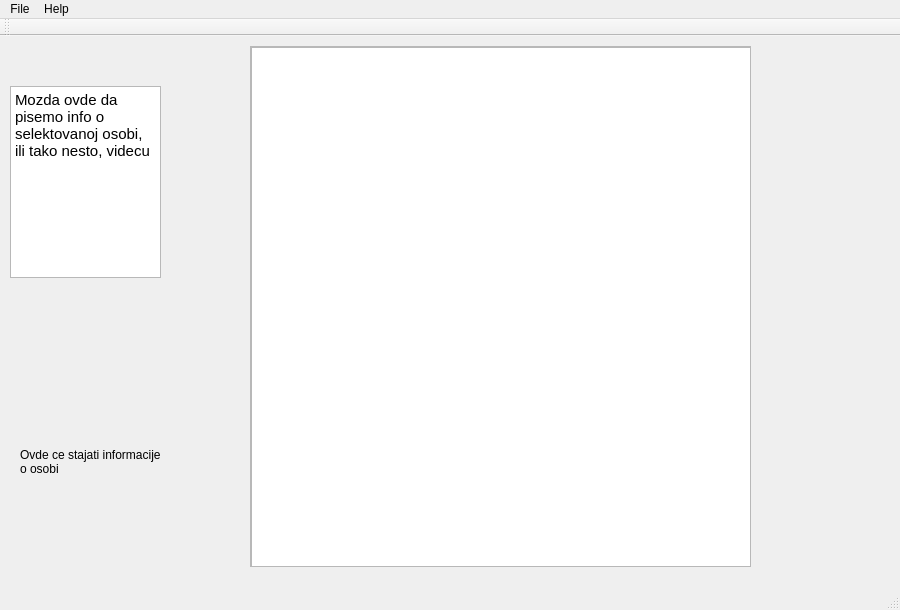
Qt form ProjectAlmond/glavniprozor.ui (bozidarrr/RS15-14) before a commit.
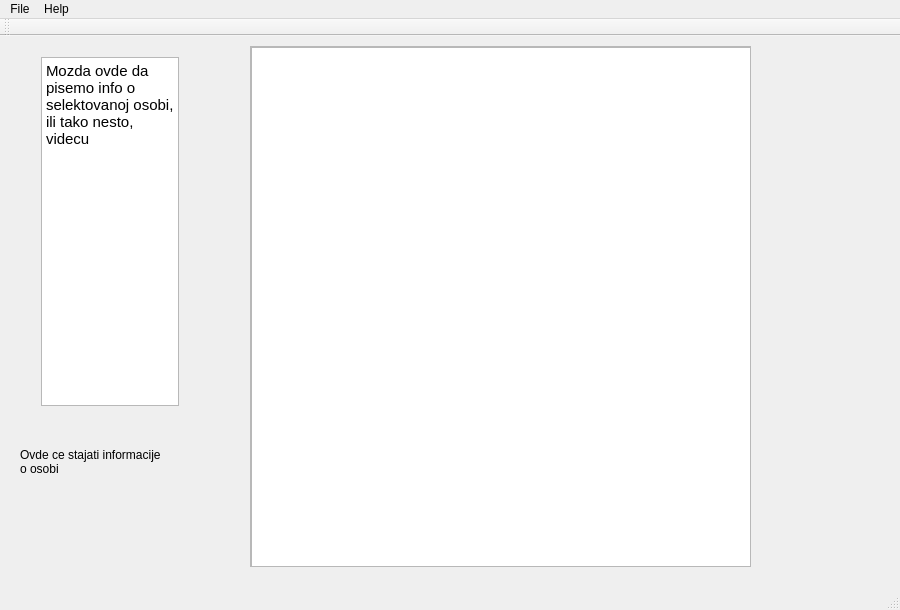
The same form after that commit.

```diff
--- a/ProjectAlmond/glavniprozor.ui
+++ b/ProjectAlmond/glavniprozor.ui
@@ -30,23 +30,6 @@
      <bool>true</bool>
     </property>
    </widget>
-   <widget class="QTextBrowser" name="osobaInfo">
-    <property name="geometry">
-     <rect>
-      <x>10</x>
-      <y>50</y>
-      <width>151</width>
-      <height>192</height>
-     </rect>
-    </property>
-    <property name="html">
-     <string>&lt;!DOCTYPE HTML PUBLIC &quot;-//W3C//DTD HTML 4.0//EN&quot; &quot;http://www.w3.org/TR/REC-html40/strict.dtd&quot;&gt;
-&lt;html&gt;&lt;head&gt;&lt;meta name=&quot;qrichtext&quot; content=&quot;1&quot; /&gt;&lt;style type=&quot;text/css&quot;&gt;
-p, li { white-space: pre-wrap; }
-&lt;/style&gt;&lt;/head&gt;&lt;body style=&quot; font-family:'Ubuntu'; font-size:11pt; font-weight:400; font-style:normal;&quot;&gt;
-&lt;p style=&quot; margin-top:0px; margin-bottom:0px; margin-left:0px; margin-right:0px; -qt-block-indent:0; text-indent:0px;&quot;&gt;Mozda ovde da pisemo info o selektovanoj osobi, ili tako nesto, videcu&lt;/p&gt;&lt;/body&gt;&lt;/html&gt;</string>
-    </property>
-   </widget>
    <widget class="QScrollArea" name="scrollArea">
     <property name="geometry">
      <rect>
@@ -89,6 +72,29 @@
      </widget>
     </widget>
    </widget>
+   <widget class="QWidget" name="verticalLayoutWidget">
+    <property name="geometry">
+     <rect>
+      <x>30</x>
+      <y>10</y>
+      <width>160</width>
+      <height>371</height>
+     </rect>
+    </property>
+    <layout class="QVBoxLayout" name="verticalLayout">
+     <item>
+      <widget class="QTextBrowser" name="osobaInfo">
+       <property name="html">
+        <string>&lt;!DOCTYPE HTML PUBLIC &quot;-//W3C//DTD HTML 4.0//EN&quot; &quot;http://www.w3.org/TR/REC-html40/strict.dtd&quot;&gt;
+&lt;html&gt;&lt;head&gt;&lt;meta name=&quot;qrichtext&quot; content=&quot;1&quot; /&gt;&lt;style type=&quot;text/css&quot;&gt;
+p, li { white-space: pre-wrap; }
+&lt;/style&gt;&lt;/head&gt;&lt;body style=&quot; font-family:'Ubuntu'; font-size:11pt; font-weight:400; font-style:normal;&quot;&gt;
+&lt;p style=&quot; margin-top:0px; margin-bottom:0px; margin-left:0px; margin-right:0px; -qt-block-indent:0; text-indent:0px;&quot;&gt;Mozda ovde da pisemo info o selektovanoj osobi, ili tako nesto, videcu&lt;/p&gt;&lt;/body&gt;&lt;/html&gt;</string>
+       </property>
+      </widget>
+     </item>
+    </layout>
+   </widget>
   </widget>
   <widget class="QMenuBar" name="menuBar">
    <property name="geometry">
```
